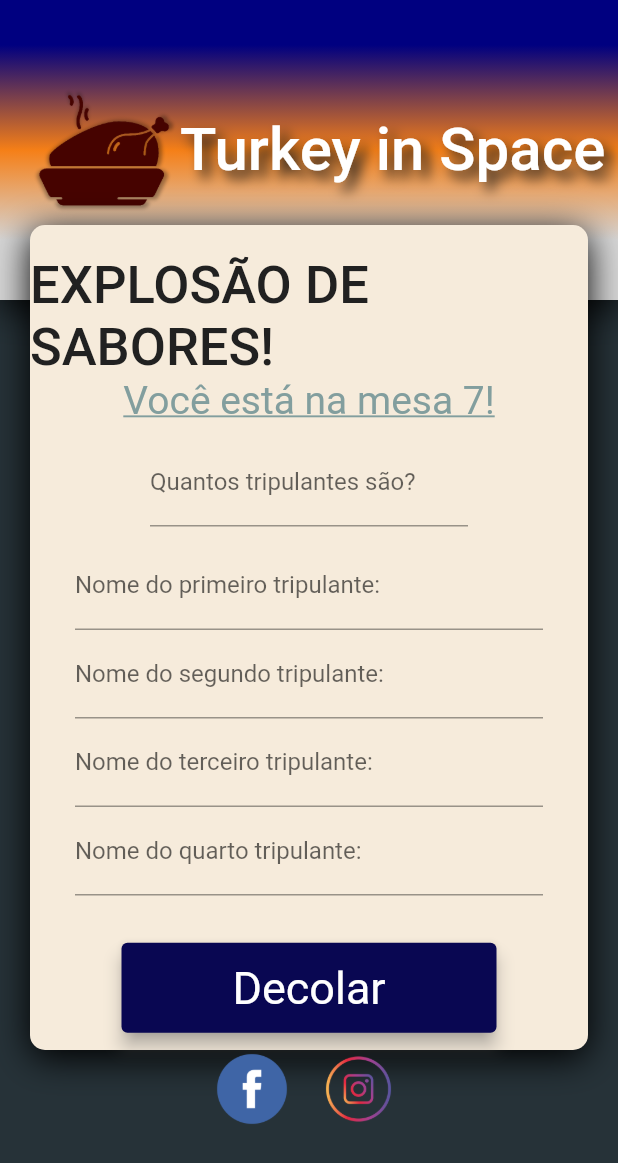
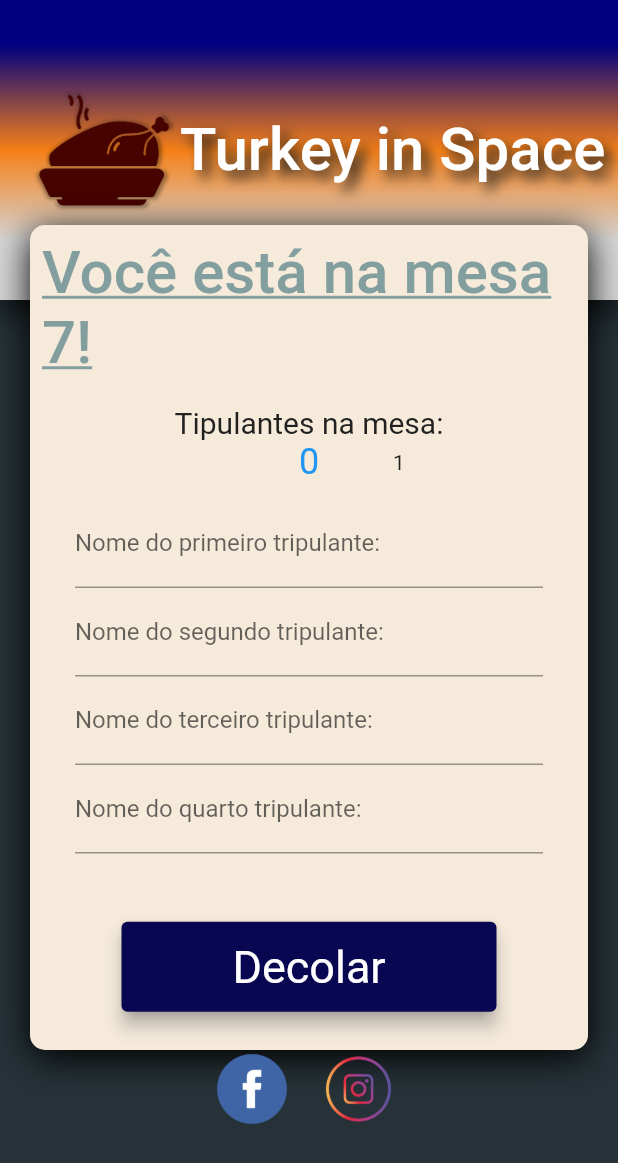
Before and after one commit to olycoraggio/LOCI, a Flutter app: the screen it shows after launch, on a phone screen of 412 x 824 dp. Shown: the top 1163 px of the screen. Run offline on Flutter 3.47's test engine with Material 2 defaults, Android fonts, the phone set to English and light mode, and no system bars; drawn by our look-alikes of numberpicker; our stand-ins replace google_fonts.

Commit message:
Counter e tela de login prontos

```diff
--- a/lib/core/app_text_styles.dart
+++ b/lib/core/app_text_styles.dart
@@ -43,9 +43,8 @@ class AppTextStyles {
   );
 
   static final TextStyle headingSec = GoogleFonts.passeroOne(
-    color: Colors.grey.withRed(130),
-    fontSize: 26,
-    decoration: TextDecoration.underline,
+    color: Colors.grey[900],
+    fontSize: 20,
   );
 
   static final TextStyle heading = GoogleFonts.passeroOne(
@@ -53,10 +52,11 @@ class AppTextStyles {
     fontSize: 24,
   );
 
-  static final TextStyle headingSlogan = GoogleFonts.passeroOne(
-    color: Colors.grey[900],
-    fontSize: 35,
+  static final TextStyle headingTable = GoogleFonts.passeroOne(
+    color: Colors.grey.withRed(130),
+    fontSize: 40,
     fontWeight: FontWeight.w500,
+    decoration: TextDecoration.underline,
   );
 
   static final TextStyle body = GoogleFonts.electrolize(
--- a/lib/core/app_widget.dart
+++ b/lib/core/app_widget.dart
@@ -1,5 +1,6 @@
 import 'package:flutter/material.dart';
 import 'package:loci/login/login_page.dart';
+import 'package:loci/menu/menu_page.dart';
 
 import '../login/login_page.dart';
 import '../splash/splash_page.dart';
--- /dev/null
+++ b/lib/login/widgets/counter/counter_widget.dart
@@ -0,0 +1,64 @@
+import 'package:flutter/material.dart';
+import 'package:loci/core/app_text_styles.dart';
+import 'package:numberpicker/numberpicker.dart';
+
+// class CounterWidget extends StatefulWidget {
+//   @override
+//   _CounterWidgetState createState() => _CounterWidgetState();
+// }
+
+// class _CounterWidgetState extends State<CounterWidget> {
+//   int _currentValue = 3;
+
+//   @override
+//   Widget build(BuildContext context) {
+//     return Column(
+//       children: <Widget>[
+//         Text('Tripulantes da mesa: $_currentValue'),
+//         NumberPicker(
+//           value: _currentValue,
+//           minValue: 0,
+//           maxValue: 100,
+//           onChanged: (value) => setState(() => _currentValue = value),
+//         ),
+//       ],
+//     );
+//   }
+// }
+class CounterWidget extends StatefulWidget {
+  @override
+  _CounterWidgetState createState() => _CounterWidgetState();
+}
+
+class _CounterWidgetState extends State<CounterWidget> {
+  int _currentHorizontalIntValue = 0;
+
+  @override
+  Widget build(BuildContext context) {
+    return Column(
+      mainAxisAlignment: MainAxisAlignment.center,
+      crossAxisAlignment: CrossAxisAlignment.center,
+      children: <Widget>[
+        Text(
+          'Tipulantes na mesa:',
+          style: AppTextStyles.headingSec,
+        ),
+        Row(
+          mainAxisAlignment: MainAxisAlignment.center,
+          children: [
+            NumberPicker(
+              value: _currentHorizontalIntValue,
+              minValue: 0,
+              maxValue: 4,
+              axis: Axis.horizontal,
+              onChanged: (value) =>
+                  setState(() => _currentHorizontalIntValue = value),
+              itemHeight: 30,
+              itemWidth: 60,
+            ),
+          ],
+        ),
+      ],
+    );
+  }
+}
--- a/lib/login/widgets/login_card/login_card_widget.dart
+++ b/lib/login/widgets/login_card/login_card_widget.dart
@@ -1,6 +1,8 @@
 import 'package:flutter/material.dart';
 import 'package:loci/core/app_colors.dart';
 import 'package:loci/core/app_text_styles.dart';
+import 'package:loci/login/widgets/counter/counter_widget.dart';
+import 'package:loci/menu/menu_page.dart';
 
 import '../../../core/app_colors.dart';
 
@@ -30,20 +32,14 @@ class LoginCardWidget extends StatelessWidget {
           children: [
             Container(
               child: Padding(
-                padding: const EdgeInsets.only(top: 20),
-                child: Text(
-                  "EXPLOSÃO DE SABORES!",
-                  style: AppTextStyles.headingSlogan,
+                padding: const EdgeInsets.all(8.0),
+                child: Column(
+                  children: [
+                    Text("Você está na mesa 7!",
+                        style: AppTextStyles.headingTable),
+                  ],
                 ),
               ),
-            ),
-            Column(
-              children: [
-                Text(
-                  "Você está na mesa 7!",
-                  style: AppTextStyles.headingSec,
-                ),
-              ],
             ),
             Container(
               child: Padding(
@@ -52,13 +48,8 @@ class LoginCardWidget extends StatelessWidget {
                 child: Column(
                   mainAxisAlignment: MainAxisAlignment.center,
                   crossAxisAlignment: CrossAxisAlignment.center,
-                  // crossAxisAlignment: CrossAxisAlignment.center,
                   children: [
-                    TextFormField(
-                      decoration: InputDecoration(
-                        labelText: 'Quantos tripulantes são?',
-                      ),
-                    ),
+                    CounterWidget(),
                   ],
                 ),
               ),
@@ -100,7 +91,14 @@ class LoginCardWidget extends StatelessWidget {
                       width: 250,
                       height: 60,
                       child: ElevatedButton(
-                        onPressed: () {},
+                        onPressed: () {
+                          Navigator.push(
+                            context,
+                            MaterialPageRoute(
+                              builder: (context) => MenuPage(),
+                            ),
+                          );
+                        },
                         child: Text('Decolar'),
                         style: ElevatedButton.styleFrom(
                           primary: AppColors.backgroundButton,
--- a/lib/menu/menu_page.dart
+++ b/lib/menu/menu_page.dart
@@ -0,0 +1,19 @@
+import 'package:flutter/material.dart';
+
+class MenuPage extends StatelessWidget {
+  @override
+  Widget build(BuildContext context) {
+    return Container(
+      color: Colors.amber,
+      child: Column(
+        mainAxisAlignment: MainAxisAlignment.center,
+        crossAxisAlignment: CrossAxisAlignment.center,
+        children: [
+          (Text(
+            "Em contrstrução",
+          )),
+        ],
+      ),
+    );
+  }
+}
--- a/pubspec.yaml
+++ b/pubspec.yaml
@@ -16,6 +16,7 @@ dependencies:
     sdk: flutter
   cupertino_icons: ^1.0.2
   google_fonts: ^2.0.0
+  numberpicker: ^2.1.1
 
 dev_dependencies:
   flutter_test:
```
Also changed, not shown: pubspec.lock.
